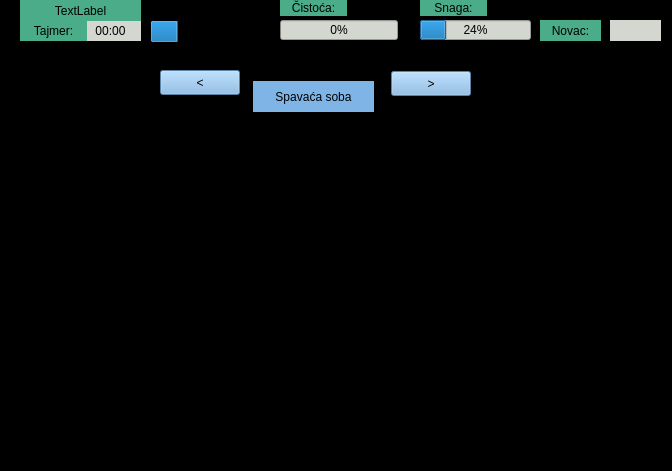
The window that Ljubimac/mainwindow.ui (MATF-RS19/RS030-ljubimac) describes before a commit, drawn with Qt 5.
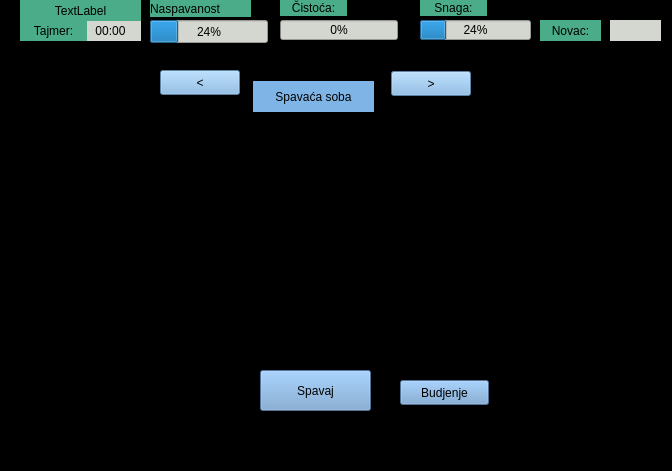
The same window after the commit. The open tabs and pages were chosen to show the change. Icons and pictures are not drawn.

```diff
--- a/Ljubimac/mainwindow.ui
+++ b/Ljubimac/mainwindow.ui
@@ -432,6 +432,38 @@
        <string>&gt;</string>
       </property>
      </widget>
+     <widget class="QPushButton" name="bt_spavaj">
+      <property name="geometry">
+       <rect>
+        <x>260</x>
+        <y>320</y>
+        <width>111</width>
+        <height>41</height>
+       </rect>
+      </property>
+      <property name="styleSheet">
+       <string notr="true">background-color: rgb(114, 159, 207);</string>
+      </property>
+      <property name="text">
+       <string>Spavaj</string>
+      </property>
+     </widget>
+     <widget class="QPushButton" name="bt_budjenje">
+      <property name="geometry">
+       <rect>
+        <x>400</x>
+        <y>330</y>
+        <width>89</width>
+        <height>25</height>
+       </rect>
+      </property>
+      <property name="styleSheet">
+       <string notr="true">background-color: rgb(114, 159, 207);</string>
+      </property>
+      <property name="text">
+       <string>Budjenje</string>
+      </property>
+     </widget>
     </widget>
     <widget class="QWidget" name="page_prodavn">
      <widget class="QGraphicsView" name="graphicsView_prodavn">
@@ -2596,6 +2628,10 @@
       <height>23</height>
      </rect>
     </property>
+    <property name="styleSheet">
+     <string notr="true">background-color: rgb(211, 215, 207);
+font: 75 italic 12pt &quot;Ubuntu Mono&quot;;</string>
+    </property>
     <property name="value">
      <number>24</number>
     </property>
@@ -2609,8 +2645,12 @@
       <height>17</height>
      </rect>
     </property>
+    <property name="styleSheet">
+     <string notr="true">background-color: rgb(74, 172, 136);
+font: 75 italic 13pt &quot;Ubuntu Mono&quot;;</string>
+    </property>
     <property name="text">
-     <string>Naspoavanost</string>
+     <string>Naspavanost</string>
     </property>
    </widget>
   </widget>
```
Left out of the diff: 19 changed lines with no effect on the pictures.
